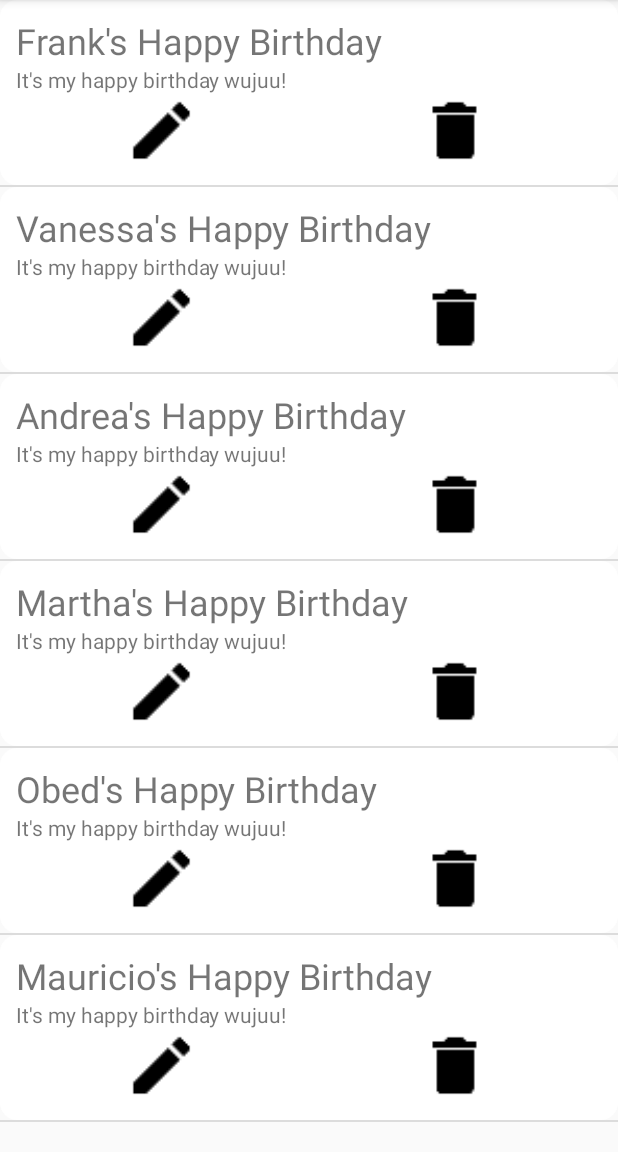
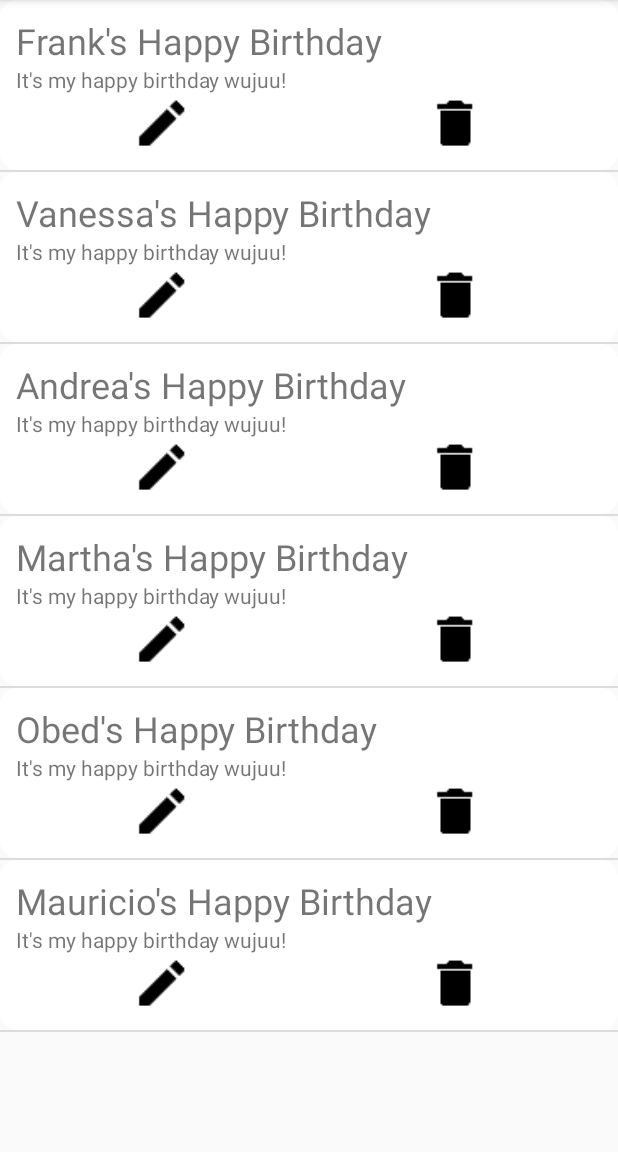
Before and after one commit to frankdaza/Notes-Android-Kotlin-App, an Android app: the screen it shows after launch (MainActivity), on a phone screen of 412 x 824 dp, the part 84-1236 px from its top. Run offline under Robolectric (Android 15) with nearby library versions, the phone set to English and light mode, and no system bars.

Commit message:
Created Add Notes Activity

```diff
--- a/app/build.gradle
+++ b/app/build.gradle
@@ -24,7 +24,7 @@ android {
 
 dependencies {
     implementation fileTree(dir: 'libs', include: ['*.jar'])
-    implementation"org.jetbrains.kotlin:kotlin-stdlib-jre7:$kotlin_version"
+    implementation "org.jetbrains.kotlin:kotlin-stdlib-jre7:$kotlin_version"
     implementation 'com.android.support:appcompat-v7:26.1.0'
     implementation 'com.android.support.constraint:constraint-layout:1.0.2'
     testImplementation 'junit:junit:4.12'
--- a/app/src/main/AndroidManifest.xml
+++ b/app/src/main/AndroidManifest.xml
@@ -16,6 +16,7 @@
                 <category android:name="android.intent.category.LAUNCHER" />
             </intent-filter>
         </activity>
+        <activity android:name=".AddNoteActivity"></activity>
     </application>
 
 </manifest>
--- a/app/src/main/res/layout/adapter_note.xml
+++ b/app/src/main/res/layout/adapter_note.xml
@@ -27,15 +27,15 @@
 
         <ImageView
             android:id="@+id/ivEdit"
-            android:layout_width="50dp"
-            android:layout_height="50dp"
+            android:layout_width="40dp"
+            android:layout_height="40dp"
             android:layout_weight="1"
             app:srcCompat="@drawable/ic_mode_edit_black_24dp" />
 
         <ImageView
             android:id="@+id/ivDelete"
-            android:layout_width="50dp"
-            android:layout_height="50dp"
+            android:layout_width="40dp"
+            android:layout_height="40dp"
             android:layout_weight="1"
             app:srcCompat="@drawable/ic_delete_black_24dp" />
     </LinearLayout>
```
Also changed, not shown: app/src/main/java/com/frankdaza/notes/AddNoteActivity.kt (added, +12 -0 lines), app/src/main/res/layout/activity_add_note.xml (added, +50 -0 lines).
